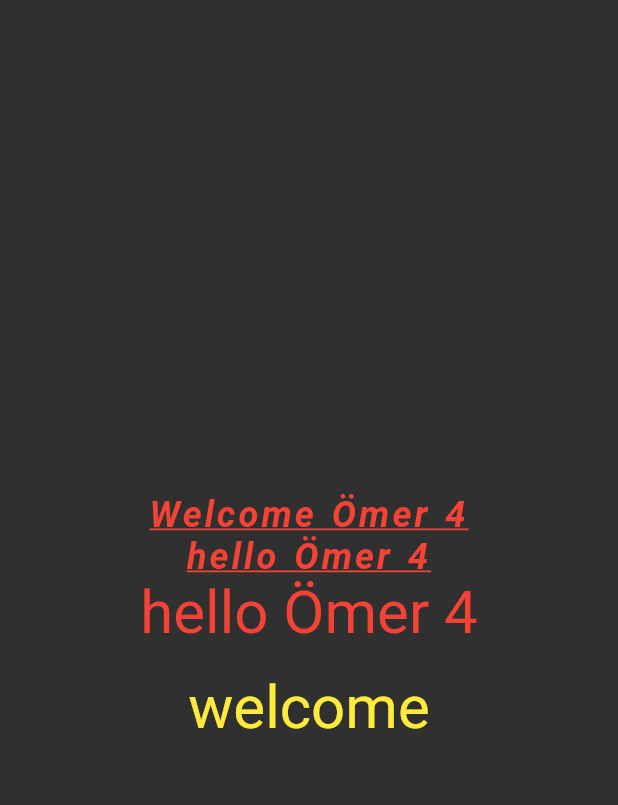
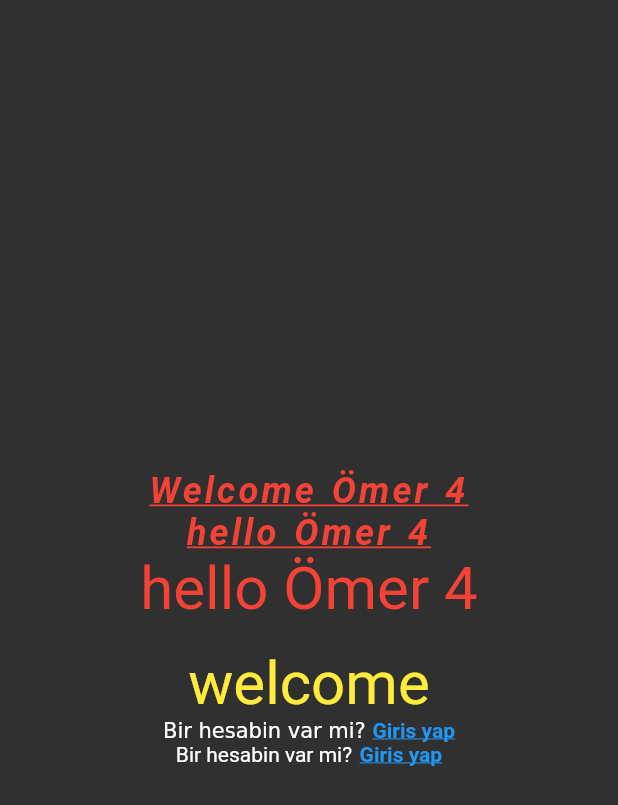
Before and after one commit to omerlevennt/flutter_full_learn, a Flutter app: the TextLearn screen opened directly, on a phone screen of 412 x 824 dp. Shown: the top 805 px of the screen. Run offline on Flutter 3.47's test engine with Material 2 defaults, Android fonts, the phone set to English and light mode, and no system bars.

Commit message:
textEdit

```diff
--- a/lib/101/lesson1/text_learn.dart
+++ b/lib/101/lesson1/text_learn.dart
@@ -52,6 +52,35 @@ class TextLearn extends StatelessWidget {
                     .textTheme
                     .headlineLarge
                     ?.copyWith(color: ProjectColors.welcome2Color)),
+
+            RichText(
+              text: TextSpan(
+                children: [
+                  TextSpan(text: 'Bir hesabin var mi? ', children: [
+                    TextSpan(
+                        text: 'Giris yap',
+                        style: Theme.of(context).textTheme.bodyMedium?.copyWith(
+                            color: Colors.blue,
+                            fontWeight: FontWeight.bold,
+                            decoration: TextDecoration.underline))
+                  ]),
+                ],
+              ),
+            ),
+
+            Wrap(
+              spacing: 5,
+              children: [
+                const Text('Bir hesabin var mi?'),
+                InkWell(
+                    onTap: () {},
+                    child: Text('Giris yap',
+                        style: Theme.of(context).textTheme.bodyMedium?.copyWith(
+                            color: Colors.blue,
+                            fontWeight: FontWeight.bold,
+                            decoration: TextDecoration.underline)))
+              ],
+            )
           ],
         ),
       ),
--- a/lib/main.dart
+++ b/lib/main.dart
@@ -1,7 +1,7 @@
 import 'package:flutter/material.dart';
 import 'package:flutter/services.dart';
+import 'package:flutter_full_learn/101/lesson1/text_learn.dart';
 import 'package:flutter_full_learn/101/lesson2/color_learn.dart';
-import 'package:flutter_full_learn/demos/note_demos_view.dart';
 
 void main() {
   runApp(const MyApp());
@@ -27,7 +27,7 @@ class MyApp extends StatelessWidget {
             elevation: 0,
             systemOverlayStyle: SystemUiOverlayStyle.light,
           )),
-      home: const NoteDemosView(),
+      home: TextLearn(),
     );
   }
 }
```
